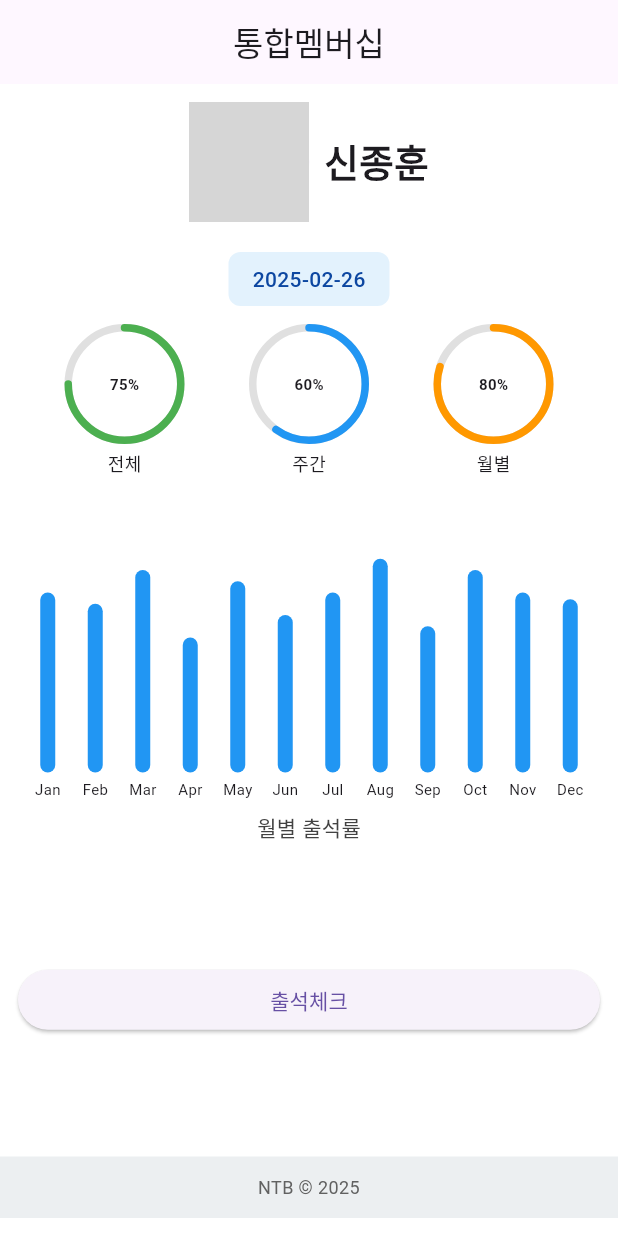
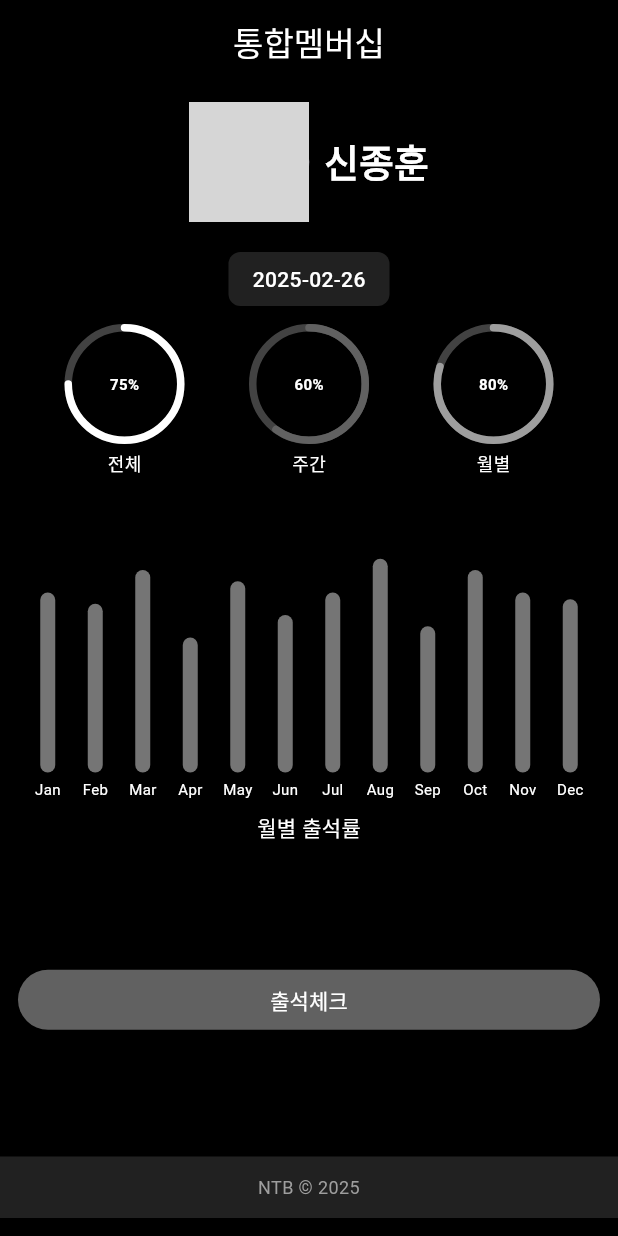
Before and after one commit to solardayz/ntb_membership, a Flutter app: the screen it shows after launch, on a phone screen of 412 x 824 dp. Run offline on Flutter 3.47's test engine with Material 3 defaults, Android fonts, the phone set to English and light mode, and no system bars; drawn by our look-alikes of percent_indicator; network calls fail; grey boxes are pictures that could not be loaded.

Commit message:
Apply a dark theme to the membership app, enhance UI elements, and modify colors.

```diff
--- a/lib/main.dart
+++ b/lib/main.dart
@@ -1,6 +1,6 @@
 import 'package:flutter/material.dart';
 import 'package:percent_indicator/percent_indicator.dart';
-import 'package:intl/intl.dart'; // 날짜 포맷을 위해
+import 'package:intl/intl.dart';
 
 void main() {
   runApp(MembershipApp());
@@ -12,8 +12,8 @@ class MembershipApp extends StatelessWidget {
     return MaterialApp(
       title: 'Membership',
       theme: ThemeData(
-        primarySwatch: Colors.blue,
-        scaffoldBackgroundColor: Colors.white,
+        primarySwatch: Colors.grey,
+        scaffoldBackgroundColor: Colors.black,
       ),
       home: MembershipScreen(),
     );
@@ -26,19 +26,13 @@ class MembershipScreen extends StatefulWidget {
 }
 
 class _MembershipScreenState extends State<MembershipScreen> {
-  // 각 통계에 대한 예시 퍼센트 값
   final double overallAttendance = 0.75;
   final double weeklyAttendance = 0.60;
   final double monthlyAttendance = 0.80;
-
-  // 예시 월별 출석률 데이터 (1월부터 12월까지)
   final List<double> monthlyAttendanceData = [0.8, 0.75, 0.9, 0.6, 0.85, 0.7, 0.8, 0.95, 0.65, 0.9, 0.8, 0.77];
   final List<String> monthLabels = ["Jan", "Feb", "Mar", "Apr", "May", "Jun", "Jul", "Aug", "Sep", "Oct", "Nov", "Dec"];
-
-  // 선택된 날짜 (초기값은 오늘)
   DateTime _selectedDate = DateTime.now();
 
-  // 날짜 선택 다이얼로그 호출 함수
   Future<void> _selectDate(BuildContext context) async {
     final DateTime? picked = await showDatePicker(
       context: context,
@@ -53,141 +47,64 @@ class _MembershipScreenState extends State<MembershipScreen> {
     }
   }
 
-  // 날짜를 "yyyy-MM-dd" 형식으로 변환하여 리턴하는 함수
-  String get formattedDate {
-    return DateFormat('yyyy-MM-dd').format(_selectedDate);
-  }
+  String get formattedDate => DateFormat('yyyy-MM-dd').format(_selectedDate);
 
   @override
   Widget build(BuildContext context) {
     return Scaffold(
       appBar: AppBar(
-        title: Text('통합멤버십'),
+        title: Text('통합멤버십', style: TextStyle(color: Colors.white)),
         centerTitle: true,
+        backgroundColor: Colors.black,
+        elevation: 0,
       ),
       body: Padding(
         padding: const EdgeInsets.symmetric(vertical: 12.0),
         child: Column(
           children: [
-            // 프로필 영역
             Row(
               mainAxisAlignment: MainAxisAlignment.center,
               children: [
                 CircleAvatar(
-                  radius: 40, // 프로필 크기 축소
-                  backgroundImage: NetworkImage(
-                    'https://pimg.mk.co.kr/meet/neds/2014/10/image_readtop_2014_1274942_14123176891560616.jpg', // 실제 사진 URL로 교체
-                  ),
+                  radius: 40,
+                  backgroundImage: NetworkImage('https://pimg.mk.co.kr/meet/neds/2014/10/image_readtop_2014_1274942_14123176891560616.jpg'),
                 ),
-                SizedBox(height: 8,width: 10,),
+                SizedBox(width: 10),
                 Text(
                   '신종훈',
-                  style: TextStyle(
-                    fontSize: 25, // 글씨 크기 축소
-                    fontWeight: FontWeight.bold,
-                  ),
+                  style: TextStyle(fontSize: 25, fontWeight: FontWeight.bold, color: Colors.white),
                 ),
               ],
             ),
             SizedBox(height: 20),
-            // 날짜 선택 영역 (원형 통계 상단)
             GestureDetector(
               onTap: () => _selectDate(context),
               child: Container(
                 padding: EdgeInsets.symmetric(vertical: 8, horizontal: 16),
                 decoration: BoxDecoration(
-                  color: Colors.blue[50],
+                  color: Colors.grey[900],
                   borderRadius: BorderRadius.circular(8),
                 ),
                 child: Text(
                   formattedDate,
-                  style: TextStyle(
-                    fontSize: 14,
-                    fontWeight: FontWeight.w500,
-                    color: Colors.blue[900],
-                  ),
+                  style: TextStyle(fontSize: 14, fontWeight: FontWeight.w500, color: Colors.white),
                 ),
               ),
             ),
             SizedBox(height: 12),
-            // 세 개의 작은 원형 통계를 가로로 나열
             Row(
               mainAxisAlignment: MainAxisAlignment.spaceEvenly,
               children: [
-                // 전체 출석률
-                Column(
-                  mainAxisSize: MainAxisSize.min,
-                  children: [
-                    CircularPercentIndicator(
-                      radius: 40.0, // 작게
-                      lineWidth: 5.0,
-                      percent: overallAttendance,
-                      center: Text(
-                        "${(overallAttendance * 100).toInt()}%",
-                        style: TextStyle(fontSize: 10, fontWeight: FontWeight.bold),
-                      ),
-                      progressColor: Colors.green,
-                      backgroundColor: Colors.grey[300]!,
-                      circularStrokeCap: CircularStrokeCap.round,
-                      animation: true,
-                      animationDuration: 1000,
-                    ),
-                    SizedBox(height: 4),
-                    Text("전체", style: TextStyle(fontSize: 12)),
-                  ],
-                ),
-                // 주간 출석률
-                Column(
-                  mainAxisSize: MainAxisSize.min,
-                  children: [
-                    CircularPercentIndicator(
-                      radius: 40.0,
-                      lineWidth: 5.0,
-                      percent: weeklyAttendance,
-                      center: Text(
-                        "${(weeklyAttendance * 100).toInt()}%",
-                        style: TextStyle(fontSize: 10, fontWeight: FontWeight.bold),
-                      ),
-                      progressColor: Colors.blue,
-                      backgroundColor: Colors.grey[300]!,
-                      circularStrokeCap: CircularStrokeCap.round,
-                      animation: true,
-                      animationDuration: 1000,
-                    ),
-                    SizedBox(height: 4),
-                    Text("주간", style: TextStyle(fontSize: 12)),
-                  ],
-                ),
-                // 월별 출석률
-                Column(
-                  mainAxisSize: MainAxisSize.min,
-                  children: [
-                    CircularPercentIndicator(
-                      radius: 40.0,
-                      lineWidth: 5.0,
-                      percent: monthlyAttendance,
-                      center: Text(
-                        "${(monthlyAttendance * 100).toInt()}%",
-                        style: TextStyle(fontSize: 10, fontWeight: FontWeight.bold),
-                      ),
-                      progressColor: Colors.orange,
-                      backgroundColor: Colors.grey[300]!,
-                      circularStrokeCap: CircularStrokeCap.round,
-                      animation: true,
-                      animationDuration: 1000,
-                    ),
-                    SizedBox(height: 4),
-                    Text("월별", style: TextStyle(fontSize: 12)),
-                  ],
-                ),
+                _buildStatCircle("전체", overallAttendance, Colors.white),
+                _buildStatCircle("주간", weeklyAttendance, Colors.grey[700]!),
+                _buildStatCircle("월별", monthlyAttendance, Colors.grey[500]!),
               ],
             ),
             SizedBox(height: 16),
-            // 월별 막대 그래프 영역
             Padding(
               padding: const EdgeInsets.symmetric(horizontal: 16.0),
               child: Container(
-                height: 200, // 고정 높이
+                height: 200,
                 child: Row(
                   crossAxisAlignment: CrossAxisAlignment.end,
                   children: List.generate(monthlyAttendanceData.length, (index) {
@@ -196,21 +113,16 @@ class _MembershipScreenState extends State<MembershipScreen> {
                       child: Column(
                         mainAxisAlignment: MainAxisAlignment.end,
                         children: [
-                          // 막대
                           Container(
-                            height: attendance * 150, // 최대 150 픽셀 (100% 출석)
+                            height: attendance * 150,
                             width: 10,
                             decoration: BoxDecoration(
-                              color: Colors.blue,
+                              color: Colors.grey[600],
                               borderRadius: BorderRadius.circular(5),
                             ),
                           ),
                           SizedBox(height: 4),
-                          // 월 라벨
-                          Text(
-                            monthLabels[index],
-                            style: TextStyle(fontSize: 10),
-                          ),
+                          Text(monthLabels[index], style: TextStyle(fontSize: 10, color: Colors.white)),
                         ],
                       ),
                     );
@@ -219,33 +131,26 @@ class _MembershipScreenState extends State<MembershipScreen> {
               ),
             ),
             SizedBox(height: 8),
-            Text(
-              "월별 출석률",
-              style: TextStyle(
-                fontSize: 14,
-                fontWeight: FontWeight.w500,
-                color: Colors.grey[800],
+            Text("월별 출석률", style: TextStyle(fontSize: 14, fontWeight: FontWeight.w500, color: Colors.white)),
+            Spacer(),
+            Container(
+              width: double.infinity,
+              padding: EdgeInsets.all(12),
+              child: ElevatedButton(
+                style: ElevatedButton.styleFrom(backgroundColor: Colors.grey[700]),
+                onPressed: () {},
+                child: Text('출석체크', style: TextStyle(color: Colors.white)),
               ),
             ),
             Spacer(),
             Container(
               width: double.infinity,
               padding: EdgeInsets.all(12),
-              child: ElevatedButton(onPressed: (){}, child: Text('출석체크')),
-            ),
-            Spacer(),
-            // 푸터 영역
-            Container(
-              width: double.infinity,
-              padding: EdgeInsets.all(12),
-              color: Colors.blueGrey[50],
+              color: Colors.grey[900],
               child: Text(
                 'NTB © 2025',
                 textAlign: TextAlign.center,
-                style: TextStyle(
-                  fontSize: 12,
-                  color: Colors.grey[700],
-                ),
+                style: TextStyle(fontSize: 12, color: Colors.grey[500]),
               ),
             ),
           ],
@@ -253,4 +158,25 @@ class _MembershipScreenState extends State<MembershipScreen> {
       ),
     );
   }
+
+  Widget _buildStatCircle(String label, double percent, Color color) {
+    return Column(
+      mainAxisSize: MainAxisSize.min,
+      children: [
+        CircularPercentIndicator(
+          radius: 40.0,
+          lineWidth: 5.0,
+          percent: percent,
+          center: Text("${(percent * 100).toInt()}%", style: TextStyle(fontSize: 10, fontWeight: FontWeight.bold, color: Colors.white)),
+          progressColor: color,
+          backgroundColor: Colors.grey[800]!,
+          circularStrokeCap: CircularStrokeCap.round,
+          animation: true,
+          animationDuration: 1000,
+        ),
+        SizedBox(height: 4),
+        Text(label, style: TextStyle(fontSize: 12, color: Colors.white)),
+      ],
+    );
+  }
 }
```
